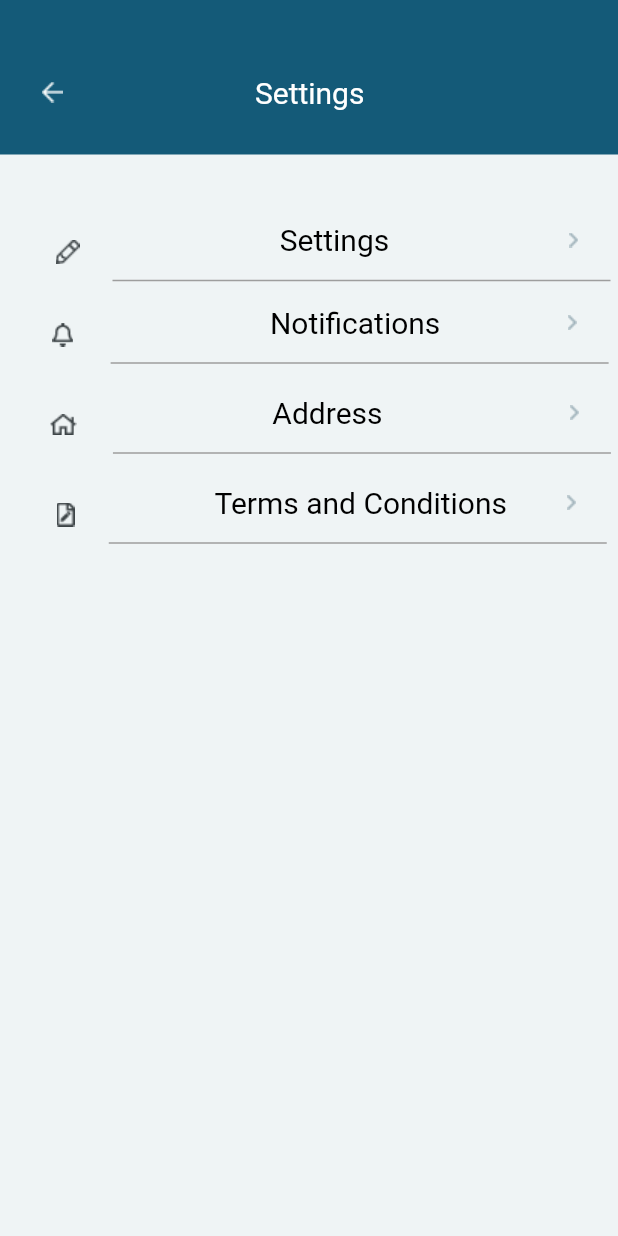
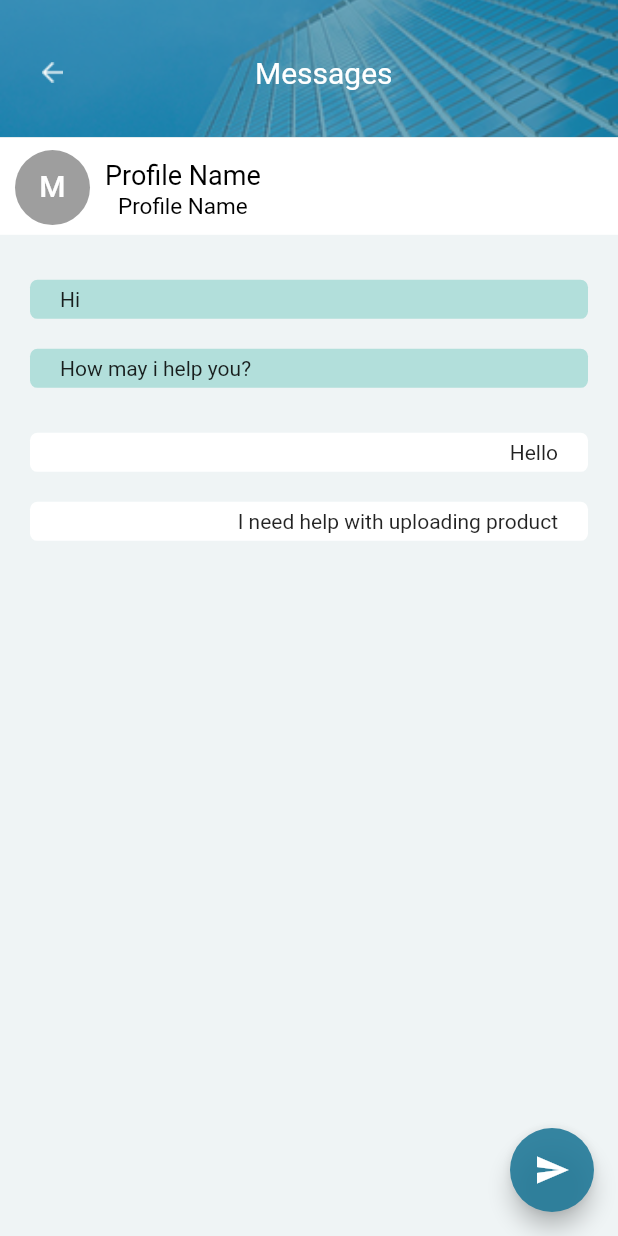
Before and after one commit to HunainHumail/onlala_app, a Flutter app: the screen it shows after launch, on a phone screen of 412 x 824 dp. Run offline on Flutter 3.47's test engine with Material 2 defaults, Android fonts, the phone set to English and light mode, and no system bars; our stand-ins replace carousel_slider; missing offline and left inert: toggle_button; Roboto replaces fonts that are missing (Montserrat).

Commit message:
1 screen left

```diff
--- /dev/null
+++ b/lib/Profile/Profile_messages.dart
@@ -0,0 +1,180 @@
+import 'package:flutter/material.dart';
+
+class ProfileMessages extends StatefulWidget {
+  ProfileMessages({Key key}) : super(key: key);
+
+  @override
+  _ProfileMessagesState createState() => _ProfileMessagesState();
+}
+
+class _ProfileMessagesState extends State<ProfileMessages> {
+  @override
+  Widget _RecievedMessages(String message) {
+    return Container(
+        alignment: Alignment.centerRight,
+        margin: EdgeInsets.only(left: 20.0, right: 20.0),
+        width: 20.0,
+        decoration: BoxDecoration(
+          color: Colors.white,
+          borderRadius: BorderRadius.only(
+              topLeft: Radius.circular(5.0),
+              topRight: Radius.circular(5.0),
+              bottomLeft: Radius.circular(5.0),
+              bottomRight: Radius.circular(5.0)),
+        ),
+        child: Padding(
+            padding:
+                EdgeInsets.only(top: 5.0, left: 20.0, right: 20.0, bottom: 5.0),
+            child: SizedBox(
+              child: Wrap(
+                direction: Axis.horizontal,
+                children: <Widget>[Text(message)],
+              ),
+            )));
+  }
+
+  Widget _SentMessages(String message) {
+    int length = message.length;
+    return Container(
+        margin: EdgeInsets.only(left: 20.0, right: 20.0),
+        decoration: BoxDecoration(
+          color: Colors.teal[100],
+          borderRadius: BorderRadius.only(
+              topLeft: Radius.circular(5.0),
+              topRight: Radius.circular(5.0),
+              bottomLeft: Radius.circular(5.0),
+              bottomRight: Radius.circular(5.0)),
+        ),
+        child: Padding(
+            padding:
+                EdgeInsets.only(top: 5.0, left: 20.0, right: 20.0, bottom: 5.0),
+            child: SizedBox(
+              child: Wrap(
+                direction: Axis.horizontal,
+                children: <Widget>[Text(message, textAlign: TextAlign.start)],
+              ),
+            )));
+  }
+
+  Widget personinfo() {
+    return Container(
+      color: Colors.white,
+      height: 65.0,
+      child: Row(
+        children: <Widget>[
+          Container(
+              margin: EdgeInsets.only(top: 2.0, left: 10.0),
+              width: 50.0,
+              height: 50.0,
+              decoration: BoxDecoration(
+                color: Colors.grey,
+                borderRadius: BorderRadius.circular(80.0),
+              ),
+              child: Padding(
+                padding: EdgeInsets.only(top: 12.0),
+                child: Text("M",
+                  style: TextStyle(
+                      fontFamily: 'Montserrat',
+                      color: Colors.white,
+                      fontWeight: FontWeight.w500,
+                      fontSize: 20.0),
+                  textAlign: TextAlign.center,
+                ),
+              )),
+          Padding(
+            padding: EdgeInsets.only(left: 10.0),
+            child: Column(
+              children: <Widget>[
+                Padding(
+                  padding: EdgeInsets.only(top: 15.0),
+                  child: Text(
+                    "Profile Name",
+                    style: TextStyle(
+                        fontFamily: 'Montserrat',
+                        color: Colors.black,
+                        fontWeight: FontWeight.w400,
+                        fontSize: 18.0),
+                    textAlign: TextAlign.center,
+                  ),
+                ),
+                Padding(
+                  padding: EdgeInsets.only(top: 1.0),
+                  child: Text(
+                    "Profile Name",
+                    style: TextStyle(
+                        fontFamily: 'Montserrat',
+                        color: Colors.black,
+                        fontWeight: FontWeight.w400,
+                        fontSize: 15.0),
+                    textAlign: TextAlign.left,
+                  ),
+                ),
+              ],
+            ),
+          )
+        ],
+      ),
+    );
+  }
+
+  Widget build(BuildContext context) {
+    return Scaffold(
+      backgroundColor: Color.fromRGBO(239, 244, 245, 1),
+      body: ListView(
+        children: <Widget>[
+          Container(
+              height: MediaQuery.of(context).size.height / 9,
+              decoration: BoxDecoration(
+                  color: Color.fromRGBO(20, 90, 120, 1),
+                  image: DecorationImage(
+                      image: AssetImage('assets/images/appbar_background.png'),
+                      fit: BoxFit.cover)),
+              child: Padding(
+                padding: EdgeInsets.only(top: 5.0, left: 10.0),
+                child: Row(
+                  children: <Widget>[
+                    Row(
+                      children: <Widget>[
+                        Image(
+                          image: AssetImage('assets/images/back.png'),
+                          height: 50.0,
+                        ),
+                        Padding(
+                            padding: EdgeInsets.only(left: 110.0),
+                            child: Text(
+                              "Messages",
+                              style: TextStyle(
+                                  fontFamily: 'Montserrat',
+                                  color: Colors.white,
+                                  fontWeight: FontWeight.w400,
+                                  fontSize: 20.0),
+                              textAlign: TextAlign.center,
+                            ))
+                      ],
+                    )
+                  ],
+                ),
+              )),
+          personinfo(),
+          SizedBox(height: 30.0),
+          _SentMessages("Hi"),
+          SizedBox(height: 20.0),
+          _SentMessages("How may i help you?"),
+          SizedBox(height: 30.0),
+          _RecievedMessages("Hello"),
+          SizedBox(height: 20.0),
+          _RecievedMessages("I need help with uploading product"),
+        ],
+      ),
+floatingActionButtonLocation: FloatingActionButtonLocation.endFloat,
+      floatingActionButton: new FloatingActionButton(
+        child: Icon(
+          Icons.send,
+          color: Colors.white,
+        ),
+        onPressed: null,
+        backgroundColor: Color.fromRGBO(33, 121, 152, 0.9),
+      ),
+    );
+  }
+}
--- a/lib/Profile/Profile_settings.dart
+++ b/lib/Profile/Profile_settings.dart
@@ -12,13 +12,17 @@ class _ProfileSettingsState extends State<ProfileSettings> {
   Widget build(BuildContext context) {
     return Scaffold(
       backgroundColor: Color.fromRGBO(239, 244, 245, 1),
-      body: Stack(
+      body: ListView(
         children: <Widget>[
           Column(
             children: <Widget>[
               Container(
-                  color: Color.fromRGBO(20, 90, 120, 1),
                   height: MediaQuery.of(context).size.height / 8,
+                  decoration: BoxDecoration(
+                      color: Color.fromRGBO(20, 90, 120, 1),
+                      image: DecorationImage(
+                          image:AssetImage('assets/images/appbar_background.png'),
+                          fit: BoxFit.cover)),
                   child: Padding(
                     padding: EdgeInsets.only(top: 20.0, left: 10.0),
                     child: Row(
--- a/lib/main.dart
+++ b/lib/main.dart
@@ -1,4 +1,5 @@
 import 'package:flutter/material.dart';
+import 'package:onlala_app/Profile/Profile_messages.dart';
 import 'package:onlala_app/Profile/Profile_page.dart';
 import 'package:onlala_app/Profile/Profile_settings.dart';
 import 'package:onlala_app/ResetPassword/Reset_pass_2.dart';
@@ -12,14 +13,10 @@ void main() {
   runApp(
     MaterialApp(
       title: 'Splash',
-      theme: ThemeData(
-        primaryColor: new Color(0xff622F74),
-        accentColor: Colors.orange,
-      ),
 
       debugShowCheckedModeBanner: false,
       // home: OnboardingPage(),
-      home: ProfileSettings(),
+      home: ProfileMessages(),
     )
   );
 }
```
